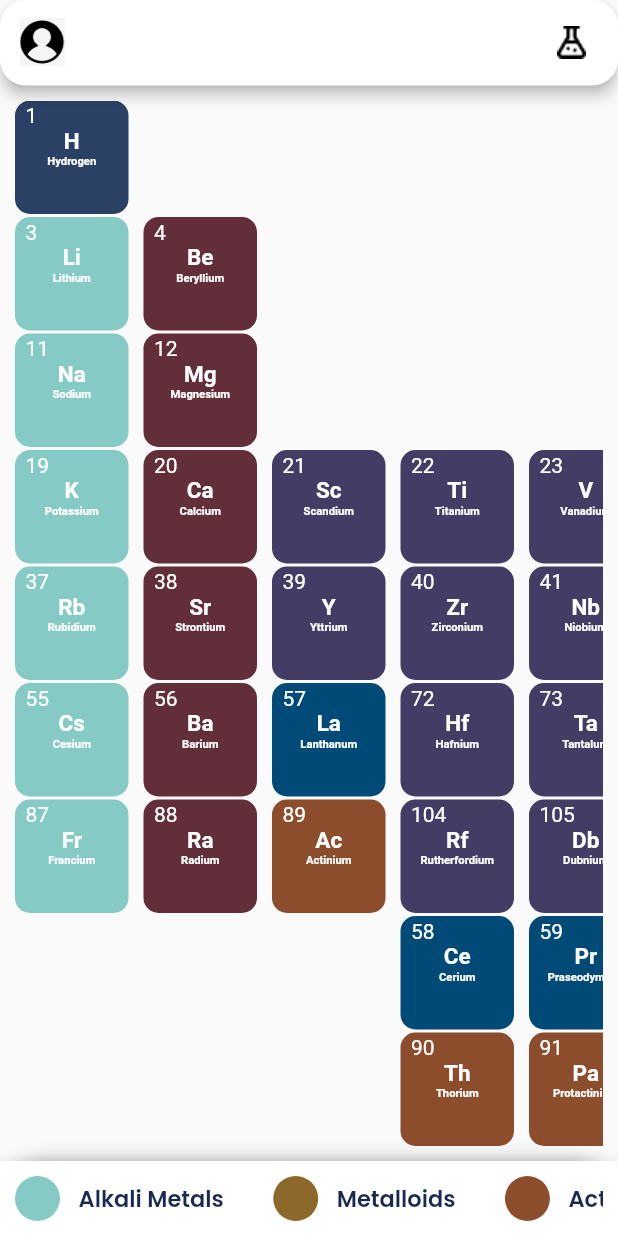
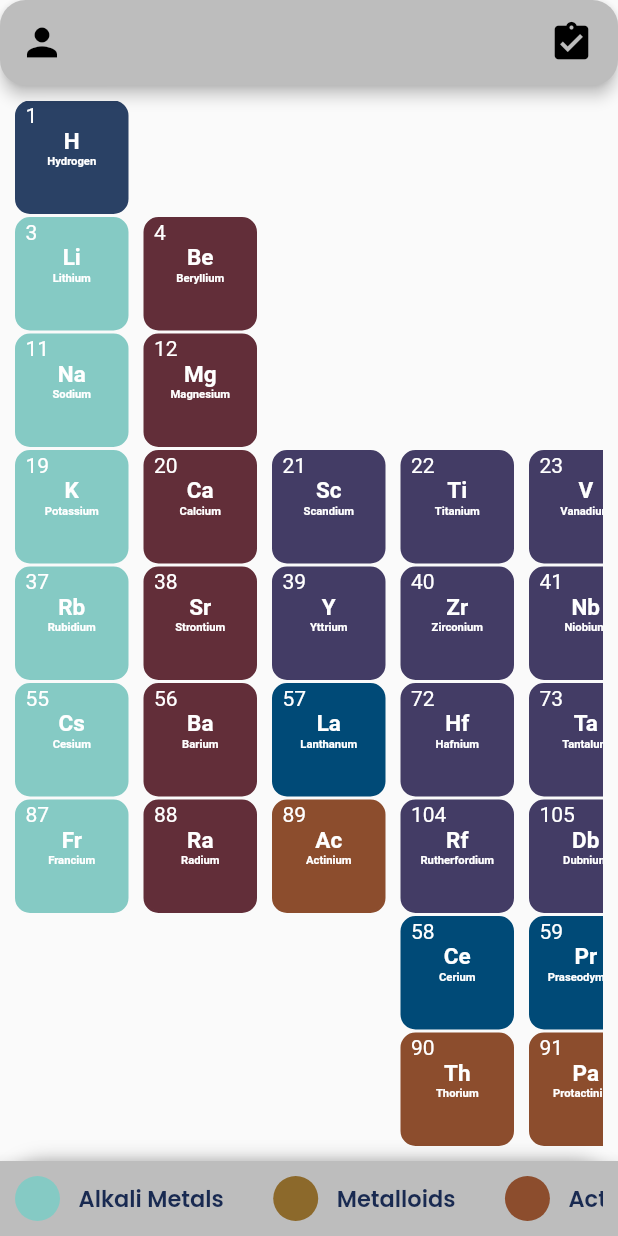
Before and after one commit to MohammadFahel/chem_x, a Flutter app: the PeriodicTableHomePage screen opened directly, on a phone screen of 412 x 824 dp. Run offline on Flutter 3.47's test engine with Material 2 defaults, Android fonts, the phone set to English and light mode, and no system bars; drawn by our look-alikes of overlay_support; our stand-ins replace email_validator, firebase_auth, firebase_core, firebase_database, firebase_storage, flutter_screenutil and 9 more; missing offline and left inert: flutter_facebook_auth, flutter_login_facebook; accounts and stored records are empty.

Commit message:
Added "Dark Mode"

```diff
--- /dev/null
+++ b/lib/controller/darkMode_controller.dart
@@ -0,0 +1,40 @@
+import 'package:chem_x/controller/theme_service.dart';
+import 'package:flutter/material.dart';
+import 'package:overlay_support/overlay_support.dart';
+import 'package:provider/provider.dart';
+import 'package:sizer/sizer.dart';
+
+import '../Controller/chem_provider.dart';
+import '../main.dart';
+import '../view/splash_screen.dart';
+
+class RunAppWithDarkMode extends StatelessWidget {
+  const RunAppWithDarkMode({Key? key}) : super(key: key);
+
+  @override
+  Widget build(BuildContext context) {
+    return ChangeNotifierProvider<TextProvider>(
+        create: (context) => TextProvider(),
+        child: Sizer(builder: (context, orientation, deviceType) {
+          return  const OverlaySupport.global(
+              child: RunSplashScreen());
+        }));
+  }
+}
+
+ThemeData _themeData = darkMode? ThemeData.dark(): ThemeData.light();
+class RunSplashScreen extends StatelessWidget {
+  const RunSplashScreen({Key? key}) : super(key: key);
+  @override
+  Widget build(BuildContext context) {
+    final theme = Provider.of<TextProvider>(context);
+    return  MaterialApp(
+      debugShowCheckedModeBanner: false,
+      home: SplashScreen(),
+      theme: ThemeService().lightTheme,
+      darkTheme: ThemeService().darkTheme,
+      themeMode: ThemeService().getThemeMode(),
+      // home: AuthO().haundleAuthState(),
+    );
+  }
+}
--- /dev/null
+++ b/lib/controller/theme_service.dart
@@ -0,0 +1,40 @@
+import 'package:flutter/material.dart';
+import 'package:get/get.dart';
+import 'package:get/get_core/src/get_main.dart';
+import 'package:get_storage/get_storage.dart';
+
+
+class ThemeService{
+  ///Themes
+  final lightTheme = ThemeData.light().copyWith(
+    primaryColor: Colors.blueGrey.shade300,
+    appBarTheme: const AppBarTheme(),
+    dividerColor: Colors.black12,
+  );
+
+  final darkTheme = ThemeData.dark().copyWith(
+    primaryColor: Colors.blue,
+    appBarTheme: const AppBarTheme(),
+    dividerColor: Colors.white54,
+  );
+
+  final _getStorage = GetStorage();
+  final _darkThemeKey = 'isDarkTheme';
+
+  void saveThemeData(bool isDarkMode) {
+    _getStorage.write(_darkThemeKey, isDarkMode);
+  }
+
+  bool isSavedDarkMode() {
+    return _getStorage.read(_darkThemeKey) ?? false;
+  }
+
+  ThemeMode getThemeMode() {
+    return isSavedDarkMode() ? ThemeMode.dark : ThemeMode.light;
+  }
+
+  void changeTheme() {
+    Get.changeThemeMode(isSavedDarkMode() ? ThemeMode.light : ThemeMode.dark);
+    saveThemeData(!isSavedDarkMode());
+  }
+}
--- a/lib/view/element_page.dart
+++ b/lib/view/element_page.dart
@@ -10,6 +10,8 @@ import 'package:flutter_screenutil/flutter_screenutil.dart';
 import 'package:hexcolor/hexcolor.dart';
 import 'package:google_fonts/google_fonts.dart';
 import 'dart:math' as math;
+
+import '../controller/theme_service.dart';
 
 class ElementPage extends StatelessWidget {
   final String summary,
@@ -152,7 +154,6 @@ class ElementPage extends StatelessWidget {
             Text(
               "$title",
               style: GoogleFonts.poppins(
-                  color: HexColor("#192A51"),
                   fontWeight: FontWeight.bold,
                   fontSize: 18),
             ),
@@ -173,7 +174,6 @@ class ElementPage extends StatelessWidget {
                   softWrap: false,
                   style: GoogleFonts.poppins(
                     fontSize: 15,
-                    color: HexColor("192A51"),
                     fontWeight: FontWeight.w400,
                   ),
                 ),
@@ -186,7 +186,7 @@ class ElementPage extends StatelessWidget {
 
     return Scaffold(
       appBar: AppBar(
-        backgroundColor: Colors.white,
+        backgroundColor: ThemeService().getThemeMode() == ThemeMode.light? Colors.white: Colors.grey.shade500,
         elevation: 0.0,
         leading: IconButton(
           icon: const Icon(Icons.arrow_back_ios),
--- a/lib/view/home_page.dart
+++ b/lib/view/home_page.dart
@@ -11,6 +11,7 @@ import 'package:hexcolor/hexcolor.dart';
 import 'package:provider/provider.dart';
 import 'package:sizer/sizer.dart';
 import '../Controller/chem_provider.dart';
+import '../controller/theme_service.dart';
 import 'drawer_page/my_drawer.dart';
 
 const String alkali_metals = "#85CAC4";
@@ -27,18 +28,26 @@ const String lanthanides = "#004A77";
 var drawerIcon = GlobalKey<ScaffoldState>();
 
 
-class PeriodicTablePage extends StatelessWidget {
+class PeriodicTablePage extends StatefulWidget {
   const PeriodicTablePage({Key? key}) : super(key: key);
 
+  @override
+  State<PeriodicTablePage> createState() => _PeriodicTablePageState();
+}
+
+class _PeriodicTablePageState extends State<PeriodicTablePage> {
   @override
   Widget build(BuildContext context) {
     return Sizer(
       builder: (context, orientation, deviceType) {
         return MaterialApp(
-            debugShowCheckedModeBanner: false,
-            theme: ThemeData.light().copyWith(
-              scaffoldBackgroundColor: Colors.white,
-            ),
+          debugShowCheckedModeBanner: false,
+          theme: ThemeService().lightTheme,
+          darkTheme: ThemeService().darkTheme,
+          themeMode: ThemeService().getThemeMode(),
+            // theme: ThemeData.light().copyWith(
+            //   scaffoldBackgroundColor: ThemeService().getThemeMode() == ThemeMode.light? Colors.white: Colors.black12,
+            // ),
             home: const PeriodicTableHomePage(),
         );
       },
@@ -74,7 +83,7 @@ class _PeriodicTableHomePageState extends State<PeriodicTableHomePage> {
             height: 1,
           ),
         ),
-        backgroundColor: Colors.white,
+        backgroundColor: Colors.grey.shade400,
         shape: RoundedRectangleBorder(borderRadius: BorderRadius.circular(17)),
         shadowColor: Colors.black,
         actions: [
@@ -85,15 +94,24 @@ class _PeriodicTableHomePageState extends State<PeriodicTableHomePage> {
                 onPressed: () {
                   drawerIcon.currentState?.openEndDrawer();
                 },
-                icon: const ImageIcon(
-                  AssetImage("assets/images/flask.png"),
-                  size: 50,
-                  color: Colors.black,
-                )),
+              icon: Icon(
+                Icons.assignment_turned_in,
+                  color: ThemeService().getThemeMode() == ThemeMode.light? Colors.black: Colors.black54,
+                  size: 30
+              ),
+                // icon: const ImageIcon(
+                //   AssetImage("assets/images/flask.png"),
+                //   size: 50,
+                //   color: Colors.black,
+                // )
+            ),
           ),
         ],
         leading: IconButton(
-          icon: Image.asset('assets/images/myProfile.png', width: 30),
+
+          icon: Icon(Icons.person,
+              color: ThemeService().getThemeMode() == ThemeMode.light? Colors.black: Colors.black54,
+              size: 30),
           onPressed: (){
             drawerIcon.currentState?.openDrawer();
           },
@@ -126,7 +144,7 @@ class _PeriodicTableHomePageState extends State<PeriodicTableHomePage> {
             ]),
         child: BottomAppBar(
             elevation: 8,
-            color: Colors.white,
+            color: Colors.grey.shade400,
             child: Padding(
               padding: EdgeInsets.all(10),
               child: SingleChildScrollView(
--- a/lib/view/pop_up.dart
+++ b/lib/view/pop_up.dart
@@ -6,6 +6,8 @@ import 'package:flutter_screenutil/flutter_screenutil.dart';
 import 'package:hexcolor/hexcolor.dart';
 import 'package:google_fonts/google_fonts.dart';
 import 'dart:math' as math;
+
+import '../controller/theme_service.dart';
 
 showPopUp(String title, String description, BuildContext context) {
   return showDialog(
@@ -23,7 +25,7 @@ showPopUp(String title, String description, BuildContext context) {
             EdgeInsets.only(top: 10, bottom: 10, right: 7, left: 7),
             width: double.infinity,
             decoration: BoxDecoration(
-                color: Colors.white,
+                color: ThemeService().getThemeMode() == ThemeMode.light? Colors.white: Colors.black87,
                 borderRadius: BorderRadius.circular(30)),
             child: Column(mainAxisSize: MainAxisSize.min, children: [
               const Padding(
@@ -38,7 +40,6 @@ showPopUp(String title, String description, BuildContext context) {
                   Text(
                     "$title",
                     style: GoogleFonts.poppins(
-                        color: HexColor("#192A51"),
                         fontWeight: FontWeight.bold,
                         fontSize: 18),
                   ),
@@ -61,7 +62,6 @@ showPopUp(String title, String description, BuildContext context) {
                   "$description",
                   style: GoogleFonts.poppins(
                     fontSize: 15,
-                    color: HexColor("192A51"),
                     fontWeight: FontWeight.w400,
                   ),
                 ),
--- a/pubspec.yaml
+++ b/pubspec.yaml
@@ -47,7 +47,8 @@ dependencies:
   firebase_database: ^10.0.6
   firebase_storage: ^11.0.6
   image_picker: ^0.8.6
-  cached_network_image: ^3.2.3
+  get: ^4.6.1
+  get_storage: ^2.0.3
 
 
 
```
Also changed, not shown: lib/controller/chem_provider.dart (+28 -0 lines), lib/controller/theme_controller.dart (deleted, +0 -39 lines), lib/controller/theme_provider.dart (deleted, +0 -63 lines), lib/main.dart (+15 -27 lines), lib/view/drawer_page/my_drawer.dart (+25 -27 lines), lib/view/drawer_page/pages/my_profile.dart (+19 -17 lines), lib/view/drawer_page/pages/send_feedback.dart (+17 -16 lines), lib/view/registration_pages/dialog_sign_in.dart (+13 -14 lines), lib/view/registration_pages/dialog_sign_up.dart (+14 -13 lines), lib/view/registration_pages/sign_up_page.dart (+6 -4 lines), lib/view/quizzes_pages/quiz.dart (indentation only), pubspec.lock.
